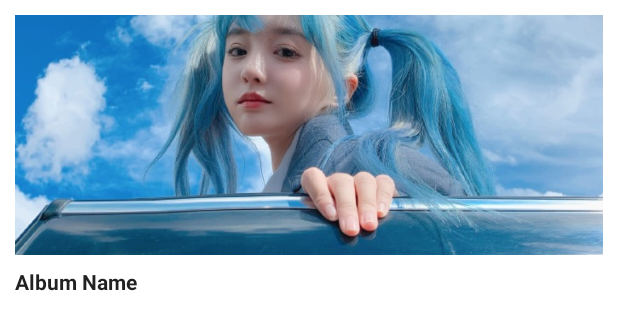
After one commit to xauuu/music-app, an Android app: the layout album_item.xml on its own in the app's theme, with its tools: preview values and no code run, on a phone screen of 412 x 824 dp. The commit adds this screen. Shown: the top 330 px of the screen. Run offline under Robolectric (Android 15) with nearby library versions, the phone set to English and light mode, and no system bars; network calls fail.

Commit message:
album fragment

```diff
--- a/app/src/main/AndroidManifest.xml
+++ b/app/src/main/AndroidManifest.xml
@@ -1,5 +1,6 @@
 <?xml version="1.0" encoding="utf-8"?>
 <manifest xmlns:android="http://schemas.android.com/apk/res/android"
+    xmlns:tools="http://schemas.android.com/tools"
     package="com.example.finalproject" >
 
     <uses-permission android:name="android.permission.INTERNET" />
--- a/app/src/main/java/com/example/finalproject/MainActivity.kt
+++ b/app/src/main/java/com/example/finalproject/MainActivity.kt
@@ -7,6 +7,7 @@ import androidx.appcompat.app.ActionBar
 import androidx.appcompat.app.AppCompatActivity
 import androidx.fragment.app.Fragment
 import androidx.fragment.app.FragmentTransaction
+import com.example.finalproject.fragment.AlbumFragment
 import com.example.finalproject.fragment.HomeFragment
 import com.example.finalproject.fragment.LibraryFragment
 import com.google.android.material.bottomnavigation.BottomNavigationView
@@ -34,7 +35,8 @@ class MainActivity : AppCompatActivity() {
                     loadFragment(fragment)
                 }
                 R.id.search -> {
-
+                    fragment = AlbumFragment()
+                    loadFragment(fragment)
                 }
                 R.id.library -> {
                     fragment = LibraryFragment()
--- a/app/src/main/java/com/example/finalproject/data/ApiClient.kt
+++ b/app/src/main/java/com/example/finalproject/data/ApiClient.kt
@@ -5,5 +5,8 @@ import retrofit2.http.GET
 
 interface ApiClient {
     @GET("/api/music")
-    suspend fun getSongs(): Response<List<Music>>
+    suspend fun getSongs(): Response<ArrayList<Music>>
+
+    @GET("/api/album")
+    suspend fun getAlbums(): Response<ArrayList<Album>>
 }
--- a/app/src/main/java/com/example/finalproject/data/MusicServer.kt
+++ b/app/src/main/java/com/example/finalproject/data/MusicServer.kt
@@ -2,14 +2,10 @@ package com.example.finalproject.data
 
 import android.annotation.SuppressLint
 import android.os.AsyncTask
-import android.renderscript.Sampler
 import android.util.Log
-import okhttp3.OkHttpClient
-import okhttp3.Request
 import org.json.JSONArray
 import org.json.JSONObject
 import java.io.BufferedReader
-import java.io.IOException
 import java.io.InputStreamReader
 import java.net.HttpURLConnection
 import java.net.URL
--- a/app/src/main/java/com/example/finalproject/fragment/HomeFragment.kt
+++ b/app/src/main/java/com/example/finalproject/fragment/HomeFragment.kt
@@ -22,7 +22,7 @@ class HomeFragment : Fragment() {
     lateinit var v: View
     private lateinit var recyclerView: RecyclerView
     lateinit var progressBar: ProgressBar
-    lateinit var songs: List<Music>
+    lateinit var songs: ArrayList<Music>
 
     override fun onCreateView(
             inflater: LayoutInflater,
--- /dev/null
+++ b/app/src/main/res/layout/album_item.xml
@@ -0,0 +1,37 @@
+<?xml version="1.0" encoding="utf-8"?>
+<androidx.constraintlayout.widget.ConstraintLayout xmlns:android="http://schemas.android.com/apk/res/android"
+    xmlns:tools="http://schemas.android.com/tools"
+    xmlns:app="http://schemas.android.com/apk/res-auto"
+    android:layout_width="match_parent"
+    android:id="@+id/container"
+    android:layout_height="wrap_content"
+    android:background="?attr/selectableItemBackground"
+    android:padding="10dp">
+
+    <ImageView
+        android:id="@+id/imAlbum"
+        android:layout_width="match_parent"
+        android:layout_height="160dp"
+        android:contentDescription="@string/track_album_art"
+        android:scaleType="centerCrop"
+        app:layout_constraintLeft_toLeftOf="parent"
+        app:layout_constraintRight_toRightOf="parent"
+        app:layout_constraintTop_toTopOf="parent"
+        tools:src="@drawable/beauty" />
+
+    <TextView
+        android:id="@+id/albumName"
+        android:layout_width="0dp"
+        android:layout_height="wrap_content"
+        android:layout_marginTop="8dp"
+        android:ellipsize="end"
+        android:maxLines="1"
+        android:text="Album Name"
+        android:textAppearance="@style/TextAppearance.AppCompat.Body1"
+        android:textSize="14dp"
+        android:textStyle="bold"
+        app:layout_constraintLeft_toLeftOf="parent"
+        app:layout_constraintRight_toRightOf="parent"
+        app:layout_constraintTop_toBottomOf="@+id/imAlbum" />
+
+</androidx.constraintlayout.widget.ConstraintLayout>
--- a/app/src/main/res/values/strings.xml
+++ b/app/src/main/res/values/strings.xml
@@ -9,4 +9,7 @@
     <string name="play_button">Play Button</string>
     <string name="repeat_button">Repeat Button</string>
     <string name="shuffle_button">Shuffle Button</string>
+    <!-- TODO: Remove or change this placeholder text -->
+    <string name="hello_blank_fragment">Hello blank fragment</string>
+    <string name="track_album_art">Album</string>
 </resources>
```
Also changed, not shown: app/src/main/java/com/example/finalproject/SongActivity.kt (+6 -8 lines), app/src/main/java/com/example/finalproject/adapter/AlbumAdapter.kt (added, +42 -0 lines), app/src/main/java/com/example/finalproject/adapter/LibraryAdapter.kt (+5 -5 lines), app/src/main/java/com/example/finalproject/adapter/SongAdapter.kt (+4 -3 lines), app/src/main/java/com/example/finalproject/data/Album.kt (added, +7 -0 lines), app/src/main/java/com/example/finalproject/data/Music.kt (+42 -6 lines), app/src/main/java/com/example/finalproject/fragment/AlbumFragment.kt (added, +54 -0 lines), app/src/main/java/com/example/finalproject/fragment/LibraryFragment.kt (+17 -13 lines), app/src/main/res/layout/fragment_album.xml (added, +30 -0 lines), app/src/main/res/layout/song_item.xml (renamed from app/src/main/res/layout/list_item.xml).
